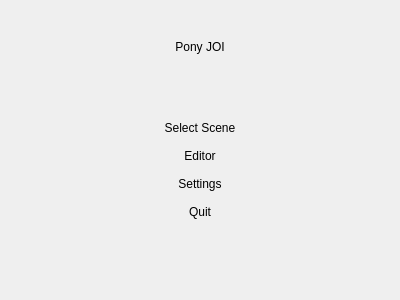
RemotelyChaotic/JOIPEngine, file src/MainScreen.ui: the form before one commit.
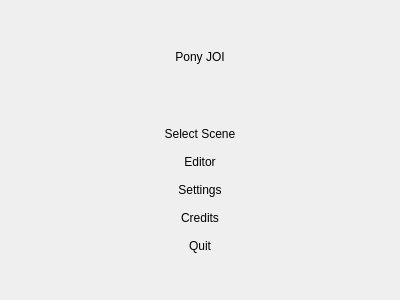
The form after the commit. Custom widgets are drawn as their Qt base class.

The edit to the form file:
```diff
--- a/src/MainScreen.ui
+++ b/src/MainScreen.ui
@@ -34,6 +34,21 @@
        </spacer>
       </item>
       <item>
+       <widget class="QWidget" name="widget_2" native="true">
+        <layout class="QGridLayout" name="gridLayout_2">
+         <property name="leftMargin">
+          <number>10</number>
+         </property>
+         <property name="topMargin">
+          <number>10</number>
+         </property>
+         <property name="rightMargin">
+          <number>10</number>
+         </property>
+         <property name="bottomMargin">
+          <number>10</number>
+         </property>
+         <item row="0" column="0">
        <widget class="CTitleLabel" name="pTitle">
         <property name="text">
          <string>Pony JOI</string>
@@ -43,6 +58,19 @@
         </property>
        </widget>
       </item>
+         <item row="1" column="0">
+          <widget class="CTitleLabel" name="pVersionLabel">
+           <property name="text">
+            <string/>
+           </property>
+           <property name="alignment">
+            <set>Qt::AlignCenter</set>
+           </property>
+          </widget>
+         </item>
+        </layout>
+       </widget>
+      </item>
       <item>
        <spacer name="verticalSpacer_2">
         <property name="orientation">
@@ -89,6 +117,16 @@
         </property>
        </widget>
       </item>
+      <item>
+       <widget class="CMenuButton" name="pCreditsButton">
+        <property name="text">
+         <string>Credits</string>
+        </property>
+        <property name="flat">
+         <bool>true</bool>
+        </property>
+       </widget>
+      </item>
       <item>
        <widget class="CMenuButton" name="pQuitButton">
         <property name="text">
```
Lines whose indentation alone changed are shown as unchanged.
